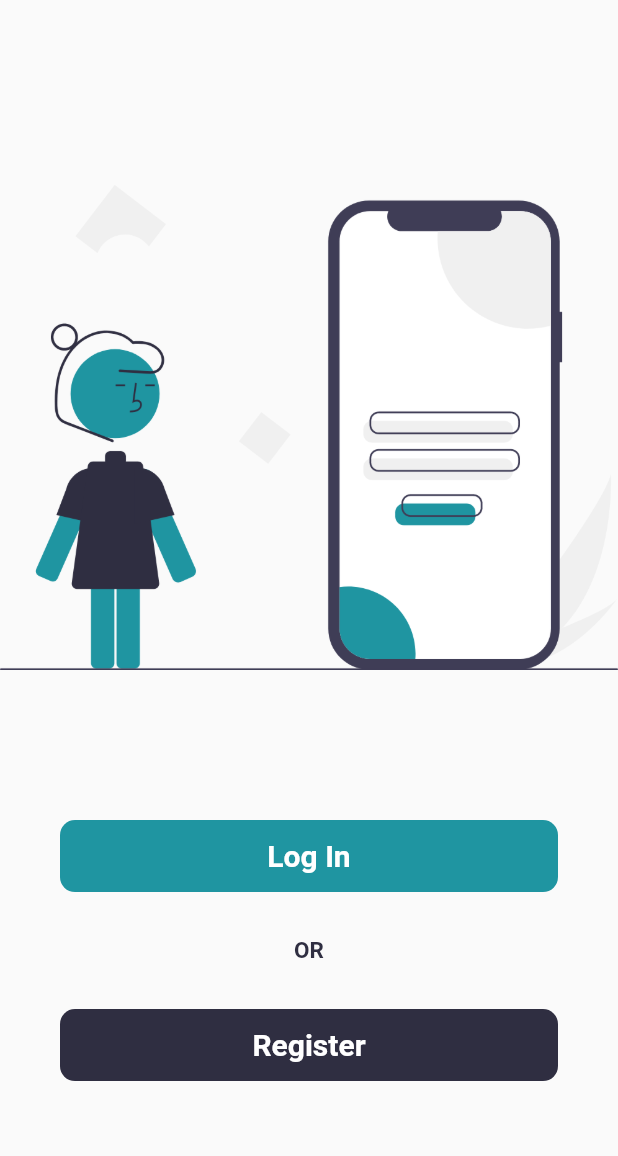
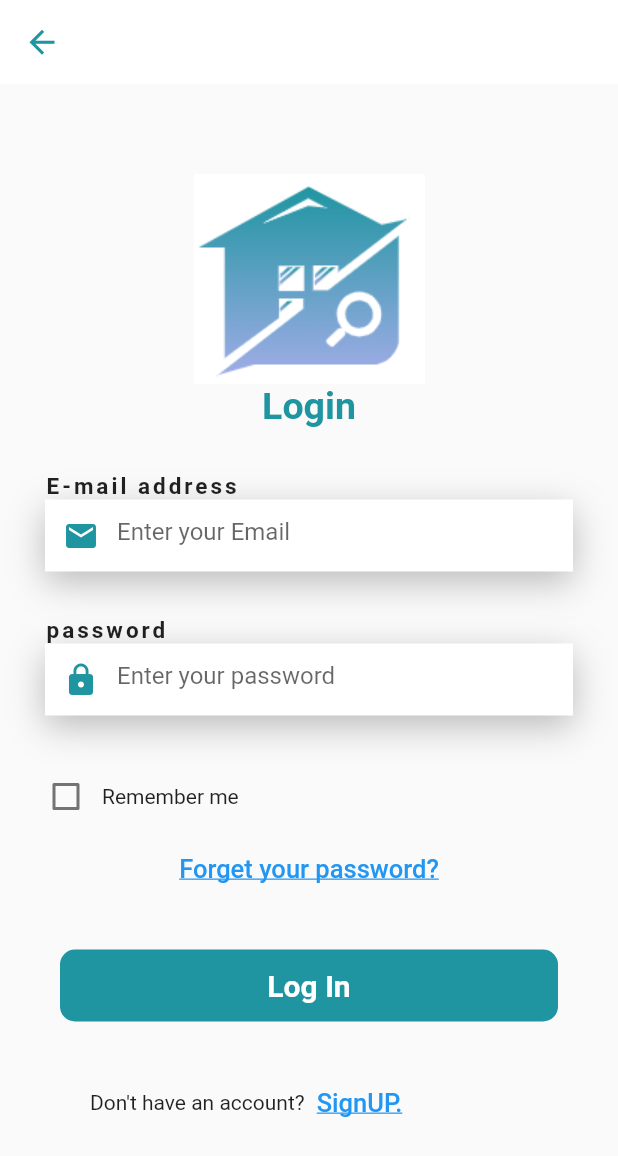
Before and after one commit to LotFee/Gradiuation_Project, a Flutter app: the StartScreen screen opened by its route, after a tap on "Log In", on a phone screen of 412 x 824 dp. Shown: the top 1156 px of the screen. Run offline on Flutter 3.47's test engine with Material 2 defaults, Android fonts, the phone set to English and light mode, and no system bars; our stand-ins replace animated_text_kit.

Commit message:
login_screen

```diff
--- a/lib/main.dart
+++ b/lib/main.dart
@@ -1,5 +1,6 @@
 import 'package:flutter/material.dart';
-import 'package:sakkeny/register/signup1.dart';
+import 'package:sakkeny/screens/register/signup1.dart';
+import 'package:sakkeny/screens/login_screen.dart';
 import 'package:sakkeny/screens/start_screen.dart';
 import 'screens/Stepers/steper1_screen.dart';
 import 'screens/welcome_screen.dart';
@@ -23,7 +24,8 @@ class MyApp extends StatelessWidget {
         WelcomeScreen.routName:(ctx)=>WelcomeScreen(),
         Steper1.routeName: (ctx)=> Steper1(),
         StartScreen.routeName:(ctx)=>StartScreen(),
-        SignUp1.routeName : (ctx) => SignUp1(),
+        SignUp1.routeName:(ctx)=>SignUp1(),
+        LoginScreen.routeName:(ctx)=>LoginScreen(),
       },
       debugShowCheckedModeBanner: false,
     );
--- /dev/null
+++ b/lib/screens/login_screen.dart
@@ -0,0 +1,281 @@
+import 'package:flutter/material.dart';
+import 'package:flutter/services.dart';
+
+class LoginScreen extends StatefulWidget {
+  static const String routeName = 'login_screen';
+
+  @override
+  State<LoginScreen> createState() => _LoginScreenState();
+}
+
+class _LoginScreenState extends State<LoginScreen> {
+  bool checkBoxValue = false;
+  @override
+  Widget build(BuildContext context) {
+    return Scaffold(
+      appBar: AppBar(
+        elevation: 0,
+        backgroundColor: Colors.white,
+        backwardsCompatibility: false,
+        // automaticallyImplyLeading: false,
+        leading: IconButton(
+          icon: Icon(
+            Icons.arrow_back_sharp,
+            size: 25,
+          ),
+          onPressed: () {
+            Navigator.pop(context);
+          },
+          color: Color(0xff1f95a1),
+        ),
+        systemOverlayStyle:
+            SystemUiOverlayStyle(statusBarColor: Color(0xff1f95a1)),
+      ),
+      body: SingleChildScrollView(
+        child: Padding(
+          padding: EdgeInsets.only(
+            top: 60,
+          ),
+          child: Column(
+            mainAxisAlignment: MainAxisAlignment.center,
+            crossAxisAlignment: CrossAxisAlignment.stretch,
+            children: [
+              CircleAvatar(
+                child: Image.asset('images/logo_login.png'),
+                radius: 70.0,
+              ),
+              Center(
+                child: Text(
+                  'Login',
+                  style: TextStyle(
+                    fontSize: 25,
+                    fontWeight: FontWeight.bold,
+                    color: Color(0xFF1F95A1),
+                  ),
+                ),
+              ),
+              // Form(
+              //   child: Padding(
+              //     padding: EdgeInsets.all(30),
+              //     child: Column(
+              //       mainAxisAlignment: MainAxisAlignment.spaceAround,
+              //       crossAxisAlignment: CrossAxisAlignment.start,
+              //       children: [
+              //         Column(
+              //           crossAxisAlignment: CrossAxisAlignment.start,
+              //           children: [
+              //             Text(
+              //               'E-mail address',
+              //               style: TextStyle(
+              //                 fontSize: 15,
+              //                 fontWeight: FontWeight.bold,
+              //                 color: Colors.black87,
+              //               ),
+              //             ),
+              //             TextField(
+              //               decoration: InputDecoration(
+              //                 prefixIcon: Icon(Icons.email),
+              //                 // labelText: 'E-mail address',
+              //                 hintText: 'Enter your Email',
+              //                 hintStyle: TextStyle(
+              //                   fontSize: 15,
+              //                   color: Colors.grey,
+              //                 ),
+              //               ),
+              //             ),
+              //           ],
+              //         ),
+              //         Column(
+              //           crossAxisAlignment: CrossAxisAlignment.start,
+              //           children: [
+              //             Text(
+              //               'E-mail address',
+              //               style: TextStyle(
+              //                 fontSize: 15,
+              //                 fontWeight: FontWeight.bold,
+              //                 color: Colors.black87,
+              //               ),
+              //             ),
+              //             TextField(
+              //               decoration: InputDecoration(
+              //                 prefixIcon: Icon(Icons.lock),
+              //                 // labelText: 'E-mail address',
+              //                 hintText: 'Enter your Email',
+              //                 hintStyle: TextStyle(
+              //                   fontSize: 15,
+              //                   color: Colors.grey,
+              //                 ),
+              //               ),
+              //             ),
+              //           ],
+              //         ),
+              //       ],
+              //     ),
+              //   ),
+              // ),
+              Padding(
+                padding: const EdgeInsets.all(30.0),
+                child: Form(
+                    child: Column(
+                  mainAxisAlignment: MainAxisAlignment.spaceBetween,
+                  children: [
+                    Column(
+                      crossAxisAlignment: CrossAxisAlignment.start,
+                      children: [
+                        Text(
+                          "E-mail address",
+                          style: TextStyle(
+                              fontWeight: FontWeight.bold,
+                              fontSize: 15,
+                              letterSpacing: 2),
+                        ),
+                        Container(
+                          decoration: BoxDecoration(
+                            boxShadow: <BoxShadow>[
+                              BoxShadow(
+                                color: Colors.black26,
+                                blurRadius: 20.0,
+                                offset: Offset(0.0, 7),
+                                //  spreadRadius: 50.0,
+                              )
+                            ],
+                          ),
+                          child: Container(
+                            color: Colors.white,
+                            child: TextFormField(
+                              decoration: InputDecoration(
+                                enabledBorder: InputBorder.none,
+                                prefixIcon: Icon(
+                                  Icons.email,
+                                  color: Color(0xff1f95a1),
+                                ),
+                                focusedBorder: OutlineInputBorder(
+                                  borderSide: BorderSide(color: Colors.white),
+                                ),
+                                hintText: "Enter your Email",
+                              ),
+                            ),
+                          ),
+                        ),
+                      ],
+                    ),
+                    SizedBox(
+                      height: 30,
+                    ),
+                    Column(
+                      crossAxisAlignment: CrossAxisAlignment.start,
+                      children: [
+                        Text(
+                          'password',
+                          style: TextStyle(
+                              fontWeight: FontWeight.bold,
+                              fontSize: 15,
+                              letterSpacing: 2),
+                        ),
+                        Container(
+                          decoration: BoxDecoration(
+                            boxShadow: <BoxShadow>[
+                              BoxShadow(
+                                color: Colors.black26,
+                                blurRadius: 20.0,
+                                offset: Offset(0.0, 7),
+                                //  spreadRadius: 50.0,
+                              )
+                            ],
+                          ),
+                          child: Container(
+                            color: Colors.white,
+                            child: TextFormField(
+                              obscureText: true,
+                              decoration: InputDecoration(
+                                enabledBorder: InputBorder.none,
+                                prefixIcon: Icon(
+                                  Icons.lock,
+                                  color: Color(0xff1f95a1),
+                                ),
+                                focusedBorder: OutlineInputBorder(
+                                  borderSide: BorderSide(color: Colors.white),
+                                ),
+                                hintText: "Enter your password",
+                              ),
+                            ),
+                          ),
+                        ),
+                      ],
+                    ),
+                  ],
+                )),
+              ),
+              Padding(
+                padding: const EdgeInsets.symmetric(horizontal: 20.0),
+                child: Row(
+                  children: [
+                    Checkbox(
+                      activeColor: Color(0xFF1F95A1),
+                      value: checkBoxValue,
+                      onChanged: (bool? value) {
+                        setState(
+                          () {
+                            checkBoxValue = value!;
+                          },
+                        );
+                      },
+                    ),
+                    // title: Text('Remember me'),
+                    Text('Remember me')
+                  ],
+                ),
+              ),
+              TextButton(
+                onPressed: () {},
+                child: Text(
+                  'Forget your password?',
+                  style: TextStyle(
+                    fontSize: 17,
+                    decoration: TextDecoration.underline,
+                  ),
+                ),
+              ),
+              Padding(
+                padding: EdgeInsets.symmetric(vertical: 30.0, horizontal: 40),
+                child: Material(
+                  borderRadius: BorderRadius.circular(10.0),
+                  color: Color(0xff1f95a1),
+                  child: MaterialButton(
+                    child: Text(
+                      'Log In',
+                      style: TextStyle(
+                        color: Colors.white,
+                        fontWeight: FontWeight.bold,
+                        fontSize: 20,
+                      ),
+                    ),
+                    onPressed: () {},
+                  ),
+                ),
+              ),
+              Padding(
+                padding: EdgeInsets.symmetric(horizontal: 60),
+                child: Row(
+                  children: [
+                    Text("Don't have an account?"),
+                    TextButton(
+                      onPressed: () {},
+                      child: Text(
+                        'SignUP.',
+                        style: TextStyle(
+                          fontSize: 17,
+                          decoration: TextDecoration.underline,
+                        ),
+                      ),
+                    ),
+                  ],
+                ),
+              ),
+            ],
+          ),
+        ),
+      ),
+    );
+  }
+}
--- a/lib/screens/start_screen.dart
+++ b/lib/screens/start_screen.dart
@@ -1,6 +1,7 @@
 import 'package:flutter/cupertino.dart';
 import 'package:flutter/material.dart';
-import 'package:sakkeny/register/signup1.dart';
+import 'package:sakkeny/screens/register/signup1.dart';
+import 'package:sakkeny/screens/login_screen.dart';
 
 class StartScreen extends StatelessWidget {
   static const String routeName = 'start_screen';
@@ -36,6 +37,7 @@ class StartScreen extends StatelessWidget {
                   ),
                 ),
                 onPressed: () {
+                  Navigator.pushNamed(context, LoginScreen.routeName);
                 },
               ),
             ),
--- a/lib/screens/welcome_screen.dart
+++ b/lib/screens/welcome_screen.dart
@@ -58,7 +58,7 @@ class _WelcomeScreenState extends State<WelcomeScreen> with SingleTickerProvider
                 Hero(
                   tag: 'logo',
                   child: Container(
-                    child: Image.asset('images/logoo.png',width: 150 , height: 150,),
+                    child: Image.asset('images/logo.png',width: 150 , height: 150,),
                   ),
                 ),
                 SizedBox(height:20,),
--- a/pubspec.yaml
+++ b/pubspec.yaml
@@ -48,7 +48,8 @@ flutter:
   # To add assets to your application, add an assets section, like this:
    assets:
      - images/
-     - images/logoo.png
+     - images/logo_login.png
+     - images/logo.png
      - images/stepper2.png
      - images/stepper3.png
      - images/startScreen.png
```
Also changed, not shown: images/logo.png (renamed from images/logoo.png), images/logo_login.png (added), lib/screens/register/signup1.dart (renamed from lib/register/signup1.dart), pubspec.lock.
